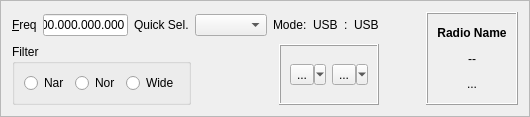
Qt form mqt/MqtLogger/rigcontrolframe.ui (zsteva/backup-minos2) before a commit.
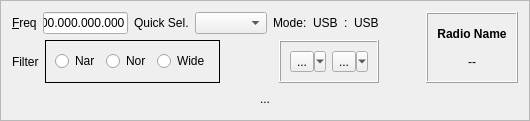
The same form after that commit. Custom widgets are drawn as their Qt base class.

The edit to the form file:
```diff
--- a/mqt/MqtLogger/rigcontrolframe.ui
+++ b/mqt/MqtLogger/rigcontrolframe.ui
@@ -7,7 +7,7 @@
     <x>0</x>
     <y>0</y>
     <width>530</width>
-    <height>117</height>
+    <height>121</height>
    </rect>
   </property>
   <property name="minimumSize">
@@ -25,6 +25,8 @@
   <property name="frameShadow">
    <enum>QFrame::Raised</enum>
   </property>
+  <layout class="QVBoxLayout" name="verticalLayout_2">
+   <item>
   <layout class="QHBoxLayout" name="horizontalLayout_7">
    <item>
     <layout class="QVBoxLayout" name="verticalLayout">
@@ -111,10 +113,17 @@
      <item>
       <layout class="QHBoxLayout" name="horizontalLayout_5">
        <item>
-        <widget class="QGroupBox" name="groupBox">
-         <property name="title">
+          <widget class="QLabel" name="label_3">
+           <property name="text">
           <string>Filter</string>
          </property>
+          </widget>
+         </item>
+         <item>
+          <widget class="QFrame" name="filterBox">
+           <property name="frameShape">
+            <enum>QFrame::Box</enum>
+           </property>
          <layout class="QHBoxLayout" name="horizontalLayout_3">
           <item>
            <widget class="QRadioButton" name="narRb">
@@ -252,6 +261,11 @@
         </property>
        </widget>
       </item>
+       </layout>
+      </widget>
+     </item>
+    </layout>
+   </item>
       <item>
        <widget class="QLabel" name="rigState">
         <property name="text">
@@ -260,9 +274,6 @@
         <property name="alignment">
          <set>Qt::AlignCenter</set>
         </property>
-       </widget>
-      </item>
-     </layout>
     </widget>
    </item>
   </layout>
```
Lines whose indentation alone changed are shown as unchanged.
